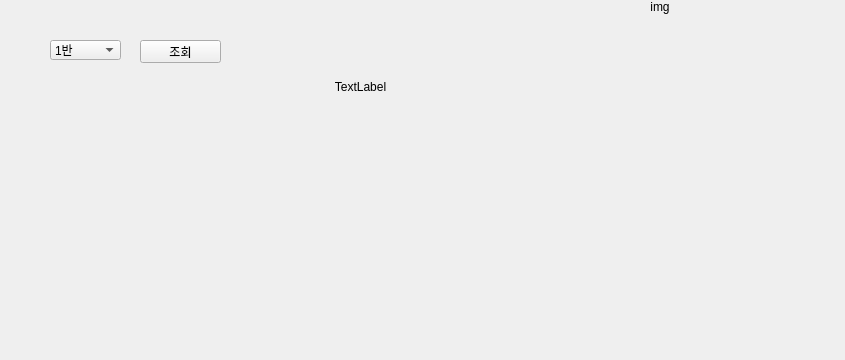
Before: the Qt Designer form test.ui in leenuu/School-lunch, drawn with Qt 5.
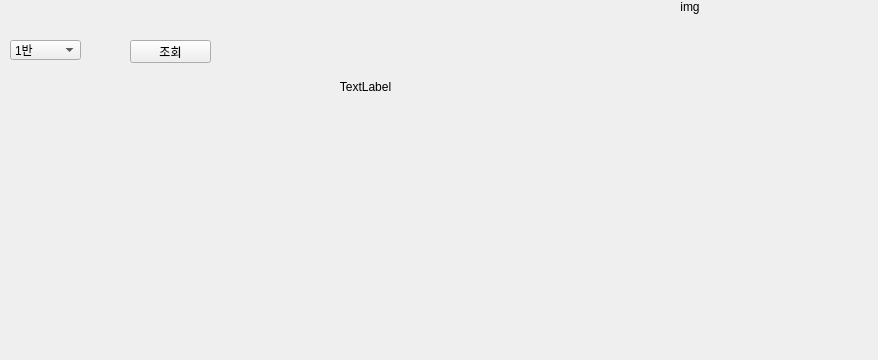
After: the same form once the commit is applied.

Patch:
```diff
--- a/test.ui
+++ b/test.ui
@@ -6,7 +6,7 @@
    <rect>
     <x>0</x>
     <y>0</y>
-    <width>845</width>
+    <width>878</width>
     <height>360</height>
    </rect>
   </property>
@@ -16,7 +16,7 @@
   <widget class="QComboBox" name="classnum">
    <property name="geometry">
     <rect>
-     <x>50</x>
+     <x>10</x>
      <y>40</y>
      <width>71</width>
      <height>20</height>
@@ -91,10 +91,10 @@
   <widget class="QLabel" name="time_label">
    <property name="geometry">
     <rect>
-     <x>30</x>
+     <x>10</x>
      <y>80</y>
-     <width>221</width>
-     <height>201</height>
+     <width>201</width>
+     <height>211</height>
     </rect>
    </property>
    <property name="text">
@@ -107,7 +107,7 @@
   <widget class="QPushButton" name="pushButton">
    <property name="geometry">
     <rect>
-     <x>140</x>
+     <x>130</x>
      <y>40</y>
      <width>81</width>
      <height>23</height>
@@ -120,10 +120,10 @@
   <widget class="QLabel" name="food_label">
    <property name="geometry">
     <rect>
-     <x>280</x>
+     <x>250</x>
      <y>80</y>
-     <width>161</width>
-     <height>201</height>
+     <width>231</width>
+     <height>211</height>
     </rect>
    </property>
    <property name="text">
@@ -136,7 +136,7 @@
   <widget class="QLabel" name="img_label">
    <property name="geometry">
     <rect>
-     <x>480</x>
+     <x>510</x>
      <y>0</y>
      <width>360</width>
      <height>360</height>
```
